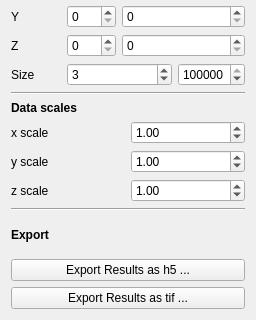
Before: the Qt Designer form ilastik/applets/tracking/conservation/drawer.ui in ilastik/ilastik, drawn with Qt 5; both pictures show x 0 to 256 and y 776 to 1096 of the 256 by 1096 pixel window.
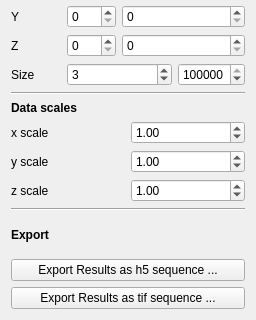
After: the same form once the commit is applied.

Commit message: provide more export options. this is a workaround until we can export dictionary slots via the export applet

```diff
--- a/ilastik/applets/tracking/conservation/drawer.ui
+++ b/ilastik/applets/tracking/conservation/drawer.ui
@@ -847,7 +847,7 @@
         <bool>true</bool>
        </property>
        <property name="text">
-        <string>Export Results as h5 ...</string>
+        <string>Export Results as h5 sequence ...</string>
        </property>
       </widget>
      </item>
@@ -857,7 +857,7 @@
         <bool>true</bool>
        </property>
        <property name="text">
-        <string>Export Results as tif ...</string>
+        <string>Export Results as tif sequence ...</string>
        </property>
       </widget>
      </item>
```
The commit also changes 1 other file.
